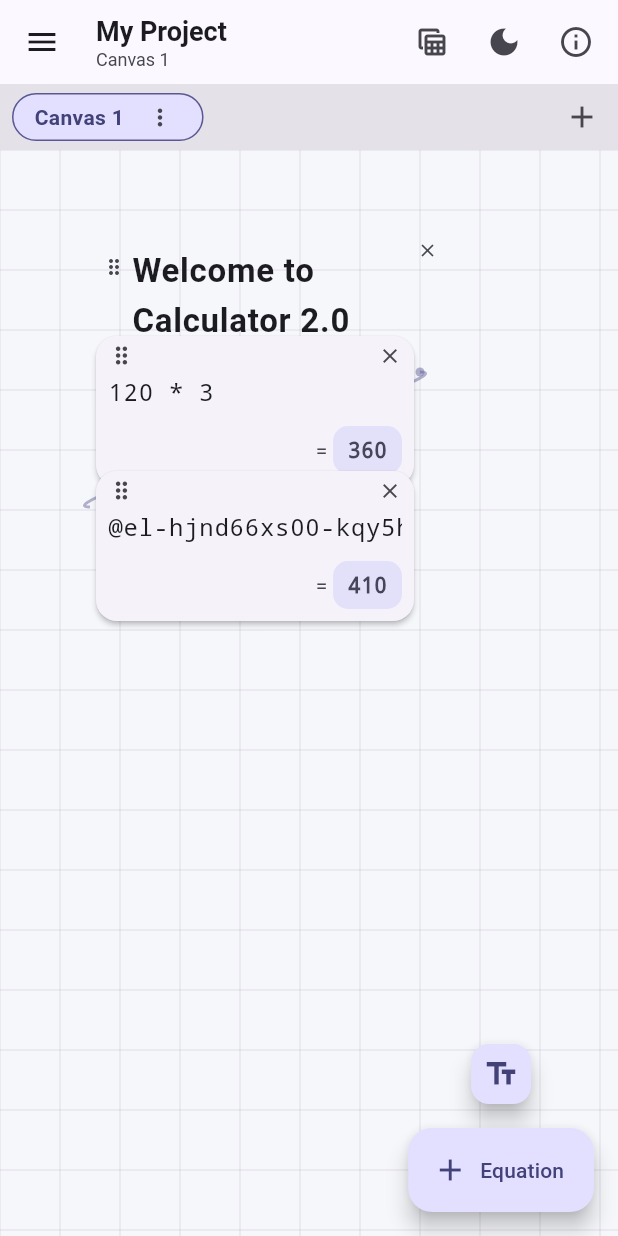
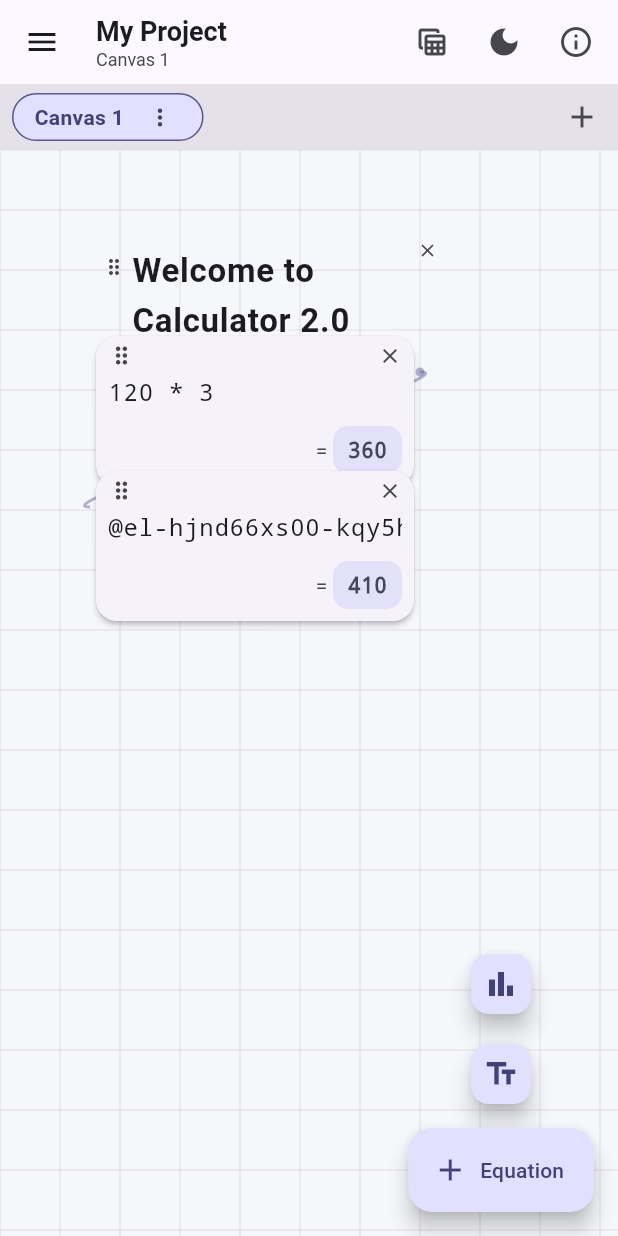
Before and after one commit to oytuncak/Calculator2.0, a Flutter app: the screen it shows after launch, on a phone screen of 412 x 824 dp. Run offline on Flutter 3.47's test engine with Material 3 defaults, Android fonts, the phone set to English and light mode, and no system bars; our stand-ins replace flutter_riverpod, shared_preferences; missing offline and left inert: excel, file_saver.

Commit message:
M3: Chart elements (bar / line / pie) with live updates (#3)
* M3: chart elements (bar / line / pie) with live updates

Adds charts/graphics to the canvas on top of M2.

- New ChartElement (sealed CanvasElement) storing a chart type (bar/line/pie)
  and references to its source equations; values are read from recompute
  results at render time, so charts update live as the canvas cascades.
- Command bus: AddChart, AddChartSource, RemoveChartSource, SetChartType
  (charts move/delete via the existing element commands).
- ChartWidget renders via fl_chart; drop an equation's result pill onto a chart
  to add it as a series, switch chart type inline, with an empty-state prompt.
- Canvas: "Add chart" FAB; exporter skips charts (visual-only for now).

Verified: flutter analyze clean, dart format clean, 33 tests pass (chart
serialization + controller ops), web build succeeds.

Co-Authored-By: Claude Opus 4.8 (1M context) <noreply@anthropic.com>
Claude-Session: https://claude.ai/code/session_01YABzeZ6qgPdWz1y3Ua3vN9

* Remove unused import in chart_controller_test (fixes CI analyze)

flutter analyze treats warnings as errors in CI; drop the unused element_id
import. Re-ran analyze (clean), format (clean), and all 33 tests (pass).

Co-Authored-By: Claude Opus 4.8 (1M context) <noreply@anthropic.com>
Claude-Session: https://claude.ai/code/session_01YABzeZ6qgPdWz1y3Ua3vN9

---------

Co-authored-by: Claude <noreply@anthropic.com>

```diff
--- a/lib/ai/ai_commands.dart
+++ b/lib/ai/ai_commands.dart
@@ -1,3 +1,4 @@
+import '../domain/model/element.dart' show ChartType;
 import '../domain/model/element_id.dart';
 
 /// The single mutation vocabulary for the document.
@@ -64,3 +65,28 @@ class DeleteCanvas extends DocumentCommand {
   const DeleteCanvas(this.id);
   final ElementId id;
 }
+
+class AddChart extends DocumentCommand {
+  const AddChart({required this.x, required this.y});
+  final double x;
+  final double y;
+}
+
+/// Adds an equation as a data series on a chart.
+class AddChartSource extends DocumentCommand {
+  const AddChartSource({required this.chart, required this.source});
+  final ElementId chart;
+  final ElementId source;
+}
+
+class RemoveChartSource extends DocumentCommand {
+  const RemoveChartSource({required this.chart, required this.source});
+  final ElementId chart;
+  final ElementId source;
+}
+
+class SetChartType extends DocumentCommand {
+  const SetChartType(this.chart, this.chartType);
+  final ElementId chart;
+  final ChartType chartType;
+}
--- a/lib/data/export/xlsx_exporter.dart
+++ b/lib/data/export/xlsx_exporter.dart
@@ -35,6 +35,8 @@ class XlsxExporter {
 
     for (final element in canvas.elements) {
       switch (element) {
+        case ChartElement():
+          continue; // charts are visual-only; not exported to cells (yet)
         case TextElement():
           if (element.text.trim().isEmpty) continue;
           _setText(sheet, 0, row, element.text, bold: element.bold);
--- a/lib/domain/model/element.dart
+++ b/lib/domain/model/element.dart
@@ -27,9 +27,20 @@ sealed class CanvasElement {
     return switch (type) {
       'equation' => EquationElement.fromJson(json),
       'text' => TextElement.fromJson(json),
+      'chart' => ChartElement.fromJson(json),
       _ => throw FormatException('Unknown element type "$type"'),
     };
   }
+}
+
+/// The kind of chart a [ChartElement] renders.
+enum ChartType {
+  bar,
+  line,
+  pie;
+
+  static ChartType fromName(String? name) =>
+      ChartType.values.firstWhere((t) => t.name == name, orElse: () => bar);
 }
 
 /// An equation the user types. [rawText] is the single source of truth; the
@@ -151,3 +162,69 @@ class TextElement extends CanvasElement {
     bold: json['bold'] as bool? ?? false,
   );
 }
+
+/// A chart that plots the live results of one or more equations. The chart
+/// stores only references to its source equations (by id); the actual values
+/// are read from the recompute results at render time, so the chart updates
+/// live as the canvas cascades.
+class ChartElement extends CanvasElement {
+  const ChartElement({
+    required super.id,
+    required super.x,
+    required super.y,
+    super.width = 300,
+    super.height = 240,
+    this.title = 'Chart',
+    this.chartType = ChartType.bar,
+    this.sources = const [],
+  });
+
+  final String title;
+  final ChartType chartType;
+  final List<ElementId> sources;
+
+  ChartElement copyWith({
+    double? x,
+    double? y,
+    double? width,
+    double? height,
+    String? title,
+    ChartType? chartType,
+    List<ElementId>? sources,
+  }) => ChartElement(
+    id: id,
+    x: x ?? this.x,
+    y: y ?? this.y,
+    width: width ?? this.width,
+    height: height ?? this.height,
+    title: title ?? this.title,
+    chartType: chartType ?? this.chartType,
+    sources: sources ?? this.sources,
+  );
+
+  @override
+  Map<String, dynamic> toJson() => {
+    'type': 'chart',
+    'id': id.value,
+    'x': x,
+    'y': y,
+    'width': width,
+    'height': height,
+    'title': title,
+    'chartType': chartType.name,
+    'sources': sources.map((s) => s.value).toList(),
+  };
+
+  static ChartElement fromJson(Map<String, dynamic> json) => ChartElement(
+    id: ElementId(json['id'] as String),
+    x: (json['x'] as num).toDouble(),
+    y: (json['y'] as num).toDouble(),
+    width: (json['width'] as num?)?.toDouble() ?? 300,
+    height: (json['height'] as num?)?.toDouble() ?? 240,
+    title: json['title'] as String? ?? 'Chart',
+    chartType: ChartType.fromName(json['chartType'] as String?),
+    sources: ((json['sources'] as List?) ?? const [])
+        .map((s) => ElementId(s as String))
+        .toList(),
+  );
+}
--- a/lib/features/canvas/canvas_view.dart
+++ b/lib/features/canvas/canvas_view.dart
@@ -8,6 +8,7 @@ import '../../domain/model/element.dart';
 import '../../domain/model/element_id.dart';
 import '../../state/document_controller.dart';
 import 'canvas_painters.dart';
+import 'element_widgets/chart_widget.dart';
 import 'element_widgets/equation_widget.dart';
 import 'element_widgets/text_widget.dart';
 
@@ -69,6 +70,11 @@ class _CanvasViewState extends ConsumerState<CanvasView> {
   void _addText() {
     final c = _sceneCenter();
     _controller.apply(AddText(x: c.dx - 110, y: c.dy - 20, text: ''));
+  }
+
+  void _addChart() {
+    final c = _sceneCenter();
+    _controller.apply(AddChart(x: c.dx - 150, y: c.dy - 120));
   }
 
   @override
@@ -141,6 +147,13 @@ class _CanvasViewState extends ConsumerState<CanvasView> {
             mainAxisSize: MainAxisSize.min,
             children: [
               FloatingActionButton.small(
+                heroTag: 'addChart',
+                tooltip: 'Add chart',
+                onPressed: _addChart,
+                child: const Icon(Icons.bar_chart),
+              ),
+              const SizedBox(height: 12),
+              FloatingActionButton.small(
                 heroTag: 'addText',
                 tooltip: 'Add text note',
                 onPressed: _addText,
@@ -175,6 +188,12 @@ class _CanvasViewState extends ConsumerState<CanvasView> {
         selected: selected,
         scaleGetter: () => _scale,
       ),
+      ChartElement() => ChartWidget(
+        element: element,
+        state: state,
+        selected: selected,
+        scaleGetter: () => _scale,
+      ),
     };
   }
 }
--- a/pubspec.yaml
+++ b/pubspec.yaml
@@ -43,6 +43,8 @@ dependencies:
   excel: ^4.0.6
   # Cross-platform (incl. web) file save / download for exports.
   file_saver: ^0.2.14
+  # Pure-Dart charts for canvas chart elements (live-updating).
+  fl_chart: ^0.69.2
 
 dev_dependencies:
   flutter_test:
```
Also changed, not shown: lib/features/canvas/element_widgets/chart_widget.dart (added, +295 -0 lines), lib/state/document_controller.dart (+30 -0 lines), pubspec.lock, 4 other files.
